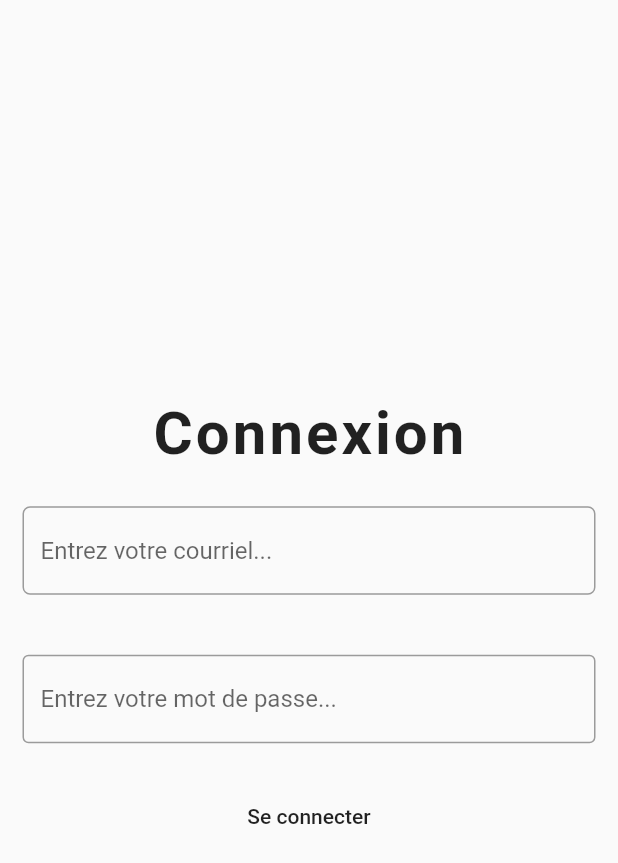
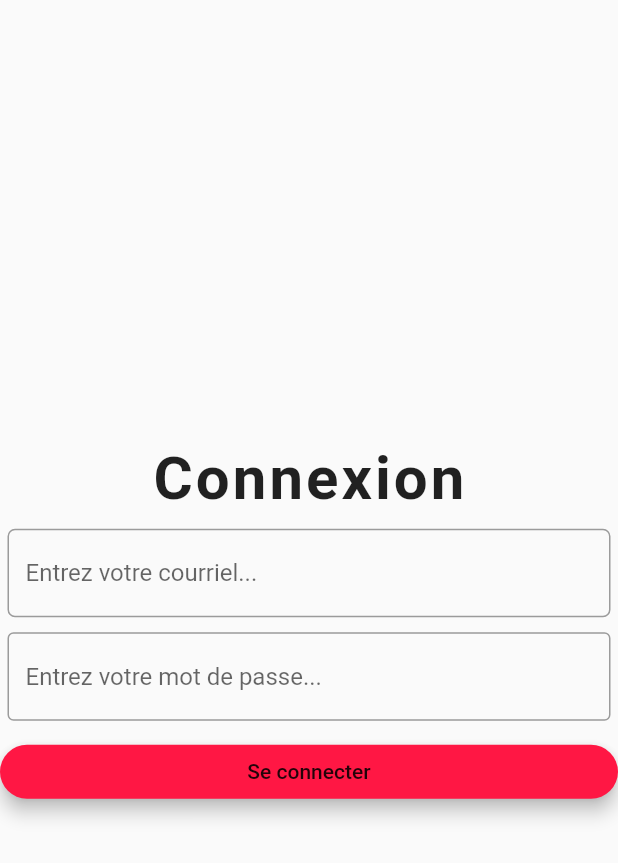
Before and after one commit to Katiana-jpg/bdebody, a Flutter app: the Connexion widget shown alone on an empty page, opened directly, on a phone screen of 412 x 824 dp. Shown: the top 863 px of the screen. Run offline on Flutter 3.47's test engine with Material 2 defaults, Android fonts, the phone set to English and light mode, and no system bars.

Commit message:
new commit

```diff
--- a/lib/connexion.dart
+++ b/lib/connexion.dart
@@ -1,14 +1,14 @@
 import 'package:flutter/material.dart';
 
 class Connexion extends StatefulWidget {
-  ConnexionState connexionState = new ConnexionState();
-  bool getValidate(){
-    return connexionState.getValidate();
-  }
+  //ConnexionState connexionState = new ConnexionState();
+  //bool getValidate(){
+  //   return connexionState.getValidate();
+  // }
   Connexion({Key key}) : super(key: key);
 
   @override
-  State<StatefulWidget> createState() => connexionState;
+  State<StatefulWidget> createState() => ConnexionState();
 }
 
 class ConnexionState extends State<Connexion> {
@@ -57,8 +57,8 @@ return validate;
 
         Container(
           color: Colors.lightBlueAccent[50],
-          padding: EdgeInsets.all(10),
-          margin: EdgeInsets.all(5),
+          //padding: EdgeInsets.all(10),
+          margin: EdgeInsets.symmetric(horizontal : 5),
 
           child: TextFormField(
             validator: (value){
@@ -84,8 +84,8 @@ return validate;
 SizedBox(height: 10),
 Container(
           color: Colors.lightBlueAccent[50],
-          padding: EdgeInsets.all(10),
-          margin: EdgeInsets.all(5),
+          //padding: EdgeInsets.all(10),
+          margin: EdgeInsets.symmetric(horizontal : 5),
           child: TextFormField(
             validator: (value){
               if(value.isEmpty){
@@ -107,11 +107,11 @@ Container(
        SizedBox(height: 10),
 
 
-       FlatButton(
 
-      child: Text('Se connecter'),
-
-       onPressed: () {
+       RaisedButton(
+              color: Colors.redAccent[400],
+              elevation: 5,
+              onPressed: () {
 //Évenenement de connexion
 // Validate returns true if the form is valid, otherwise false.
 
@@ -125,7 +125,20 @@ Container(
 
     }
 
-       },)]),
+       },
+              child: Center(child:
+
+                Text('Se connecter', textAlign: TextAlign.center,),
+                ),
+              shape: RoundedRectangleBorder(
+                  borderRadius: new BorderRadius.circular(25),
+
+
+            )),
+
+
+
+       ]),
 
 
 
```
Also changed, not shown: lib/main.dart (+34 -51 lines), lib/menuEntrainements.dart (+135 -9 lines).
